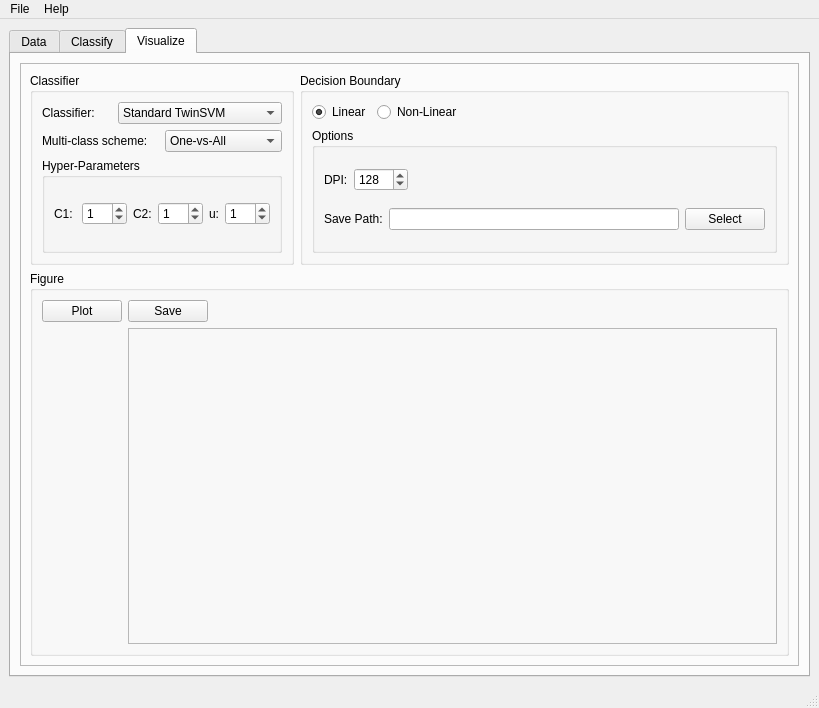
Above: libtsvm/ui/GUI-LIBTwinSVM.ui from mir-am/LIBTwinSVM before the change. Below: the same form after it.
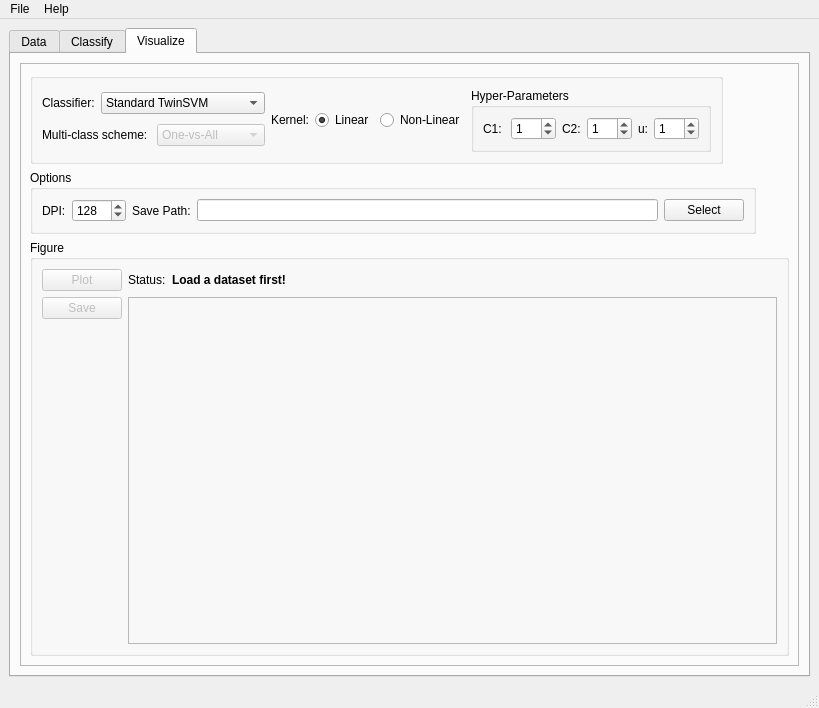
That is the form after the change. The open tabs and pages were chosen to show the change. Icons and pictures are not drawn.

Commit message: Changed the layout of the visualize tab. And a function to enable its widgets.

Patch:
```diff
--- a/libtsvm/ui/GUI-LIBTwinSVM.ui
+++ b/libtsvm/ui/GUI-LIBTwinSVM.ui
@@ -878,13 +878,95 @@
            <enum>QFrame::Raised</enum>
           </property>
           <layout class="QGridLayout" name="gridLayout_18">
-           <item row="0" column="1">
-            <widget class="QGroupBox" name="DB_gbox">
+           <item row="4" column="0" colspan="3">
+            <widget class="QGroupBox" name="vis_fig_gbox">
              <property name="title">
-              <string>Decision Boundary</string>
+              <string>Figure</string>
              </property>
-             <layout class="QGridLayout" name="gridLayout_20">
+             <layout class="QGridLayout" name="gridLayout_23">
+              <item row="1" column="1" rowspan="2" colspan="3">
+               <widget class="QFrame" name="vis_plot_frame">
+                <property name="frameShape">
+                 <enum>QFrame::StyledPanel</enum>
+                </property>
+                <property name="frameShadow">
+                 <enum>QFrame::Plain</enum>
+                </property>
+               </widget>
+              </item>
               <item row="2" column="0">
+               <spacer name="verticalSpacer">
+                <property name="orientation">
+                 <enum>Qt::Vertical</enum>
+                </property>
+                <property name="sizeHint" stdset="0">
+                 <size>
+                  <width>20</width>
+                  <height>40</height>
+                 </size>
+                </property>
+               </spacer>
+              </item>
+              <item row="0" column="0">
+               <widget class="QPushButton" name="vis_plot_btn">
+                <property name="enabled">
+                 <bool>false</bool>
+                </property>
+                <property name="text">
+                 <string>Plot</string>
+                </property>
+               </widget>
+              </item>
+              <item row="0" column="1">
+               <widget class="QLabel" name="vis_status">
+                <property name="text">
+                 <string>Status:</string>
+                </property>
+               </widget>
+              </item>
+              <item row="1" column="0">
+               <widget class="QPushButton" name="vis_save_btn">
+                <property name="enabled">
+                 <bool>false</bool>
+                </property>
+                <property name="text">
+                 <string>Save</string>
+                </property>
+               </widget>
+              </item>
+              <item row="0" column="3">
+               <spacer name="horizontalSpacer_12">
+                <property name="orientation">
+                 <enum>Qt::Horizontal</enum>
+                </property>
+                <property name="sizeHint" stdset="0">
+                 <size>
+                  <width>40</width>
+                  <height>20</height>
+                 </size>
+                </property>
+               </spacer>
+              </item>
+              <item row="0" column="2">
+               <widget class="QLabel" name="vis_status_msg">
+                <property name="font">
+                 <font>
+                  <weight>75</weight>
+                  <bold>true</bold>
+                 </font>
+                </property>
+                <property name="text">
+                 <string>&lt;html&gt;&lt;head/&gt;&lt;body&gt;&lt;p&gt;&lt;span style=&quot; color:#000000;&quot;&gt;Load a dataset first!&lt;/span&gt;&lt;/p&gt;&lt;/body&gt;&lt;/html&gt;</string>
+                </property>
+                <property name="textFormat">
+                 <enum>Qt::AutoText</enum>
+                </property>
+               </widget>
+              </item>
+             </layout>
+            </widget>
+           </item>
+           <item row="2" column="0" colspan="2">
                <widget class="QGroupBox" name="vis_options_gbox">
                 <property name="title">
                  <string>Options</string>
@@ -913,21 +995,6 @@
                     </widget>
                    </item>
                    <item>
-                    <spacer name="horizontalSpacer_10">
-                     <property name="orientation">
-                      <enum>Qt::Horizontal</enum>
-                     </property>
-                     <property name="sizeHint" stdset="0">
-                      <size>
-                       <width>40</width>
-                       <height>20</height>
-                      </size>
-                     </property>
-                    </spacer>
-                   </item>
-                  </layout>
-                 </item>
-                 <item row="1" column="0">
                   <layout class="QHBoxLayout" name="horizontalLayout_7">
                    <item>
                     <widget class="QLabel" name="vis_save_label">
@@ -949,10 +1016,25 @@
                   </layout>
                  </item>
                 </layout>
-               </widget>
-              </item>
-              <item row="1" column="0">
+              </item>
+             </layout>
+            </widget>
+           </item>
+           <item row="0" column="0">
+            <widget class="QGroupBox" name="vis_clf_gbox">
+             <property name="title">
+              <string/>
+             </property>
+             <layout class="QGridLayout" name="gridLayout_20">
+              <item row="0" column="1">
                <layout class="QHBoxLayout" name="horizontalLayout_4">
+                <item>
+                 <widget class="QLabel" name="label">
+                  <property name="text">
+                   <string>Kernel:</string>
+                  </property>
+                 </widget>
+                </item>
                 <item>
                  <widget class="QRadioButton" name="vis_lin_rbtn">
                   <property name="text">
@@ -970,31 +1052,11 @@
                   </property>
                  </widget>
                 </item>
-                <item>
-                 <spacer name="horizontalSpacer_11">
-                  <property name="orientation">
-                   <enum>Qt::Horizontal</enum>
-                  </property>
-                  <property name="sizeHint" stdset="0">
-                   <size>
-                    <width>40</width>
-                    <height>20</height>
-                   </size>
-                  </property>
-                 </spacer>
-                </item>
                </layout>
-              </item>
-             </layout>
-            </widget>
            </item>
            <item row="0" column="0">
-            <widget class="QGroupBox" name="vis_clf_gbox">
-             <property name="title">
-              <string>Classifier</string>
-             </property>
-             <layout class="QGridLayout" name="gridLayout_21">
-              <item row="1" column="0">
+               <layout class="QVBoxLayout" name="verticalLayout">
+                <item>
                <layout class="QHBoxLayout" name="horizontalLayout_5">
                 <item>
                  <widget class="QLabel" name="vis_clf_label">
@@ -1019,7 +1081,7 @@
                 </item>
                </layout>
               </item>
-              <item row="3" column="0">
+                <item>
                <layout class="QHBoxLayout" name="horizontalLayout_2">
                 <item>
                  <widget class="QLabel" name="vis_mc_scheme">
@@ -1030,6 +1092,9 @@
                 </item>
                 <item>
                  <widget class="QComboBox" name="vis_mc_cbox">
+                    <property name="enabled">
+                     <bool>false</bool>
+                    </property>
                   <item>
                    <property name="text">
                     <string>One-vs-All</string>
@@ -1044,7 +1109,9 @@
                 </item>
                </layout>
               </item>
-              <item row="4" column="0">
+               </layout>
+              </item>
+              <item row="0" column="2">
                <widget class="QGroupBox" name="h_params_gbox">
                 <property name="title">
                  <string>Hyper-Parameters</string>
@@ -1120,65 +1187,6 @@
              </layout>
             </widget>
            </item>
-           <item row="1" column="0" rowspan="2" colspan="2">
-            <widget class="QGroupBox" name="vis_fig_gbox">
-             <property name="title">
-              <string>Figure</string>
-             </property>
-             <layout class="QGridLayout" name="gridLayout_23">
-              <item row="2" column="0">
-               <spacer name="verticalSpacer">
-                <property name="orientation">
-                 <enum>Qt::Vertical</enum>
-                </property>
-                <property name="sizeHint" stdset="0">
-                 <size>
-                  <width>20</width>
-                  <height>40</height>
-                 </size>
-                </property>
-               </spacer>
-              </item>
-              <item row="0" column="1">
-               <widget class="QPushButton" name="vis_save_btn">
-                <property name="text">
-                 <string>Save</string>
-                </property>
-               </widget>
-              </item>
-              <item row="0" column="0">
-               <widget class="QPushButton" name="vis_plot_btn">
-                <property name="text">
-                 <string>Plot</string>
-                </property>
-               </widget>
-              </item>
-              <item row="0" column="2">
-               <spacer name="horizontalSpacer_12">
-                <property name="orientation">
-                 <enum>Qt::Horizontal</enum>
-                </property>
-                <property name="sizeHint" stdset="0">
-                 <size>
-                  <width>40</width>
-                  <height>20</height>
-                 </size>
-                </property>
-               </spacer>
-              </item>
-              <item row="1" column="1" rowspan="2" colspan="2">
-               <widget class="QFrame" name="vis_plot_frame">
-                <property name="frameShape">
-                 <enum>QFrame::StyledPanel</enum>
-                </property>
-                <property name="frameShadow">
-                 <enum>QFrame::Plain</enum>
-                </property>
-               </widget>
-              </item>
-             </layout>
-            </widget>
-           </item>
           </layout>
          </widget>
         </item>
```
Lines whose indentation alone changed are shown as unchanged. The commit also changes 3 other files.
